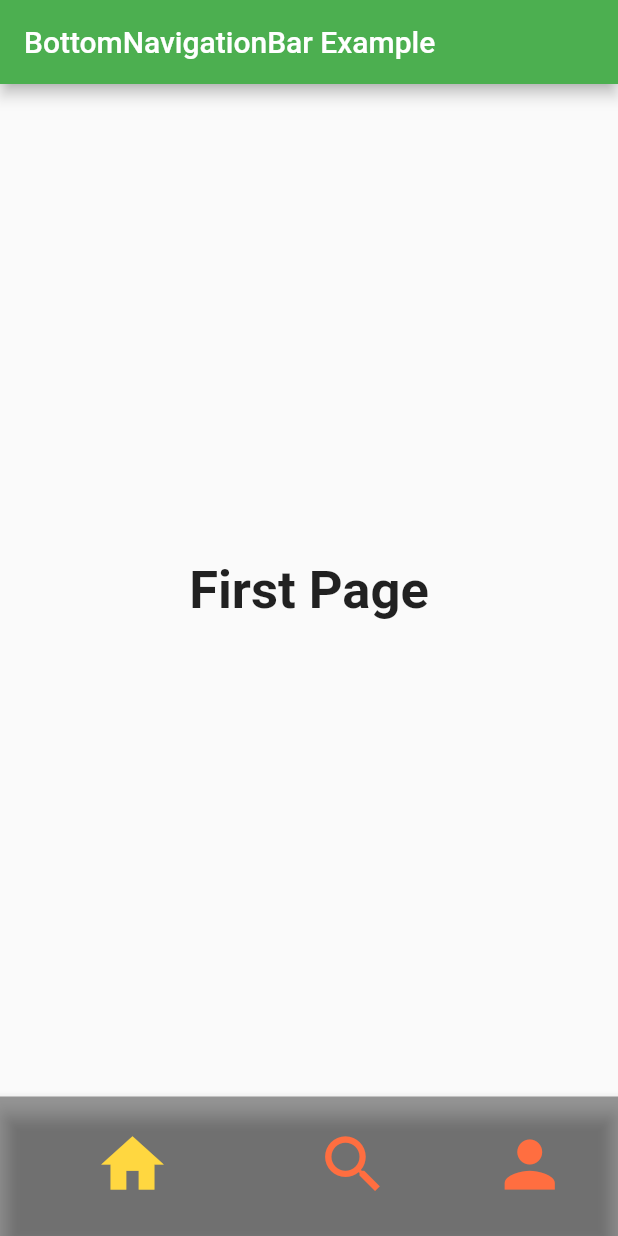
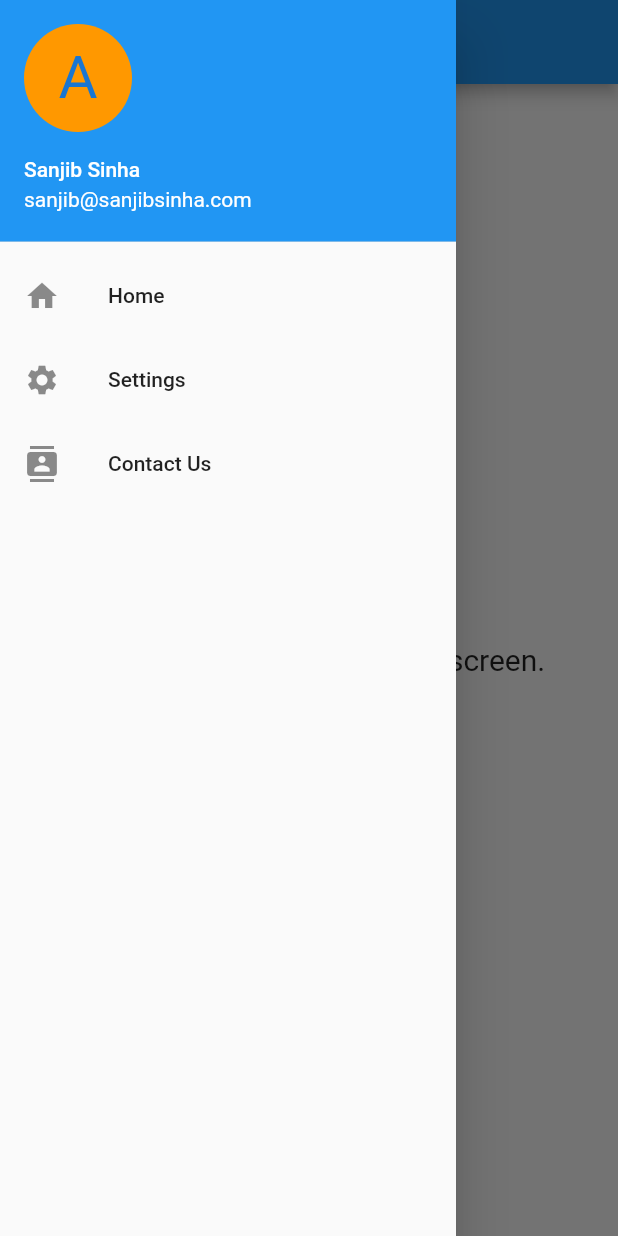
Before and after one commit to sanjibsinha/flutter_artisan, a Flutter app: the screen it shows after launch, with the side drawer open (before the commit the screen has no drawer), on a phone screen of 412 x 824 dp. Run offline on Flutter 3.47's test engine with Material 2 defaults, Android fonts, the phone set to English and light mode, and no system bars.

Commit message:
drawer added

```diff
--- /dev/null
+++ b/lib/drawer_example/drawer_example.dart
@@ -0,0 +1,69 @@
+import 'package:flutter/material.dart';
+
+class DrawerExample extends StatelessWidget {
+  const DrawerExample({Key? key}) : super(key: key);
+
+  @override
+  Widget build(BuildContext context) {
+    return const MaterialApp(
+      title: '',
+      home: MyHomePage(),
+    );
+  }
+}
+
+class MyHomePage extends StatelessWidget {
+  const MyHomePage({Key? key}) : super(key: key);
+
+  @override
+  Widget build(BuildContext context) {
+    return Scaffold(
+      appBar: AppBar(title: const Text('')),
+      body: const Center(
+          child: Text(
+        'A drawer is an invisible side screen.',
+        style: TextStyle(fontSize: 20.0),
+      )),
+      drawer: Drawer(
+        child: ListView(
+          // Important: Remove any padding from the ListView.
+          padding: EdgeInsets.zero,
+          children: <Widget>[
+            const UserAccountsDrawerHeader(
+              accountName: Text("Sanjib Sinha"),
+              accountEmail: Text("sanjib@sanjibsinha.com"),
+              currentAccountPicture: CircleAvatar(
+                backgroundColor: Colors.orange,
+                child: Text(
+                  "A",
+                  style: TextStyle(fontSize: 40.0),
+                ),
+              ),
+            ),
+            ListTile(
+              leading: const Icon(Icons.home),
+              title: const Text("Home"),
+              onTap: () {
+                Navigator.pop(context);
+              },
+            ),
+            ListTile(
+              leading: const Icon(Icons.settings),
+              title: const Text("Settings"),
+              onTap: () {
+                Navigator.pop(context);
+              },
+            ),
+            ListTile(
+              leading: const Icon(Icons.contacts),
+              title: const Text("Contact Us"),
+              onTap: () {
+                Navigator.pop(context);
+              },
+            ),
+          ],
+        ),
+      ),
+    );
+  }
+}
--- a/lib/main.dart
+++ b/lib/main.dart
@@ -1,7 +1,8 @@
 import 'package:flutter/material.dart';
 import 'package:provider/provider.dart';
 import 'bottom_navigation_bar/models/select_index.dart';
-import 'bottom_navigation_bar/views/bottom_navigation_bar.dart';
+import 'drawer_example/drawer_example.dart';
+//import 'bottom_navigation_bar/views/bottom_navigation_bar.dart';
 
 //import 'bottom_navigation_bar/bottom_navigation_bar.dart';
 
@@ -16,7 +17,8 @@ void main() {
           create: (_) => SelectIndex(),
         ),
       ],
-      child: const BottomNavigationBarTest(),
+      //child: const BottomNavigationBarTest(),
+      child: const DrawerExample(),
     ),
   );
 }
```
